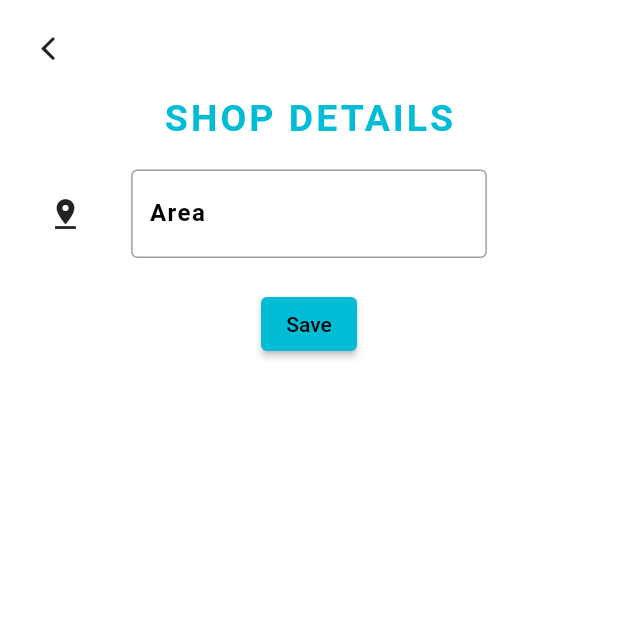
After one commit to shk512/StockManagement-Flutter, a Flutter app: the Area screen opened by its route, after a tap on "Area", on a phone screen of 412 x 824 dp, the top half of it. The commit adds this screen. Run offline on Flutter 3.47's test engine with Material 2 defaults, Android fonts, the phone set to English and light mode, and no system bars; our stand-ins replace cloud_firestore, email_validator, firebase_auth, firebase_core, shared_preferences; accounts and stored records are empty.

Commit message:
23-03-2023

```diff
--- a/lib/Models/area_model.dart
+++ b/lib/Models/area_model.dart
@@ -2,22 +2,26 @@ import 'package:cloud_firestore/cloud_firestore.dart';
 
 class AreaModel{
   static String areaId="";
+  static String companyId="";
   static String userId="";
   static String areaName="";
 
-  AreaModel(String area,String user,String name){
+  AreaModel(String company,String area,String user,String name){
+    companyId=company;
     areaId=area;
     userId=user;
     areaName=name;
   }
    Map<String,dynamic> toJson(){
     return {
+      "companyId":companyId,
       "areaId":areaId,
       "areaName":areaName,
       "userId":userId,
     };
    }
    static fromJson(DocumentSnapshot snapshot){
+    companyId=snapshot["companyId"];
     userId=snapshot["userId"];
     areaName=snapshot["areaName"];
     areaId=snapshot["areaId"];
--- /dev/null
+++ b/lib/Screens/Area/add_area.dart
@@ -0,0 +1,79 @@
+import 'package:flutter/cupertino.dart';
+import 'package:flutter/material.dart';
+import 'package:stock_management/Models/area_model.dart';
+import 'package:stock_management/Models/company_model.dart';
+import 'package:stock_management/Services/DB/area_db.dart';
+import 'package:stock_management/Widgets/text_field.dart';
+import 'package:stock_management/utils/snackBar.dart';
+
+class AddArea extends StatefulWidget {
+  const AddArea({Key? key}) : super(key: key);
+
+  @override
+  State<AddArea> createState() => _AddAreaState();
+}
+
+class _AddAreaState extends State<AddArea> {
+  final formKey=GlobalKey<FormState>();
+  TextEditingController areaCtrl=TextEditingController();
+  bool isLoading=false;
+
+  @override
+  Widget build(BuildContext context) {
+    return Scaffold(
+      body: isLoading
+          ? const Center(child: CircularProgressIndicator(),)
+          :SingleChildScrollView(
+        child: Padding(
+          padding: const EdgeInsets.symmetric(horizontal: 20,vertical: 20),
+          child: Form(
+            key: formKey,
+            child: Column(
+              mainAxisAlignment: MainAxisAlignment.center,
+              crossAxisAlignment: CrossAxisAlignment.center,
+              children: [
+                const Align(
+                  alignment: AlignmentDirectional.topStart,
+                  child: Icon(CupertinoIcons.back),
+                ),
+                const SizedBox(height: 20,),
+                const Text("SHOP DETAILS",style: TextStyle(color: Colors.cyan,letterSpacing: 2,fontSize: 25,fontWeight: FontWeight.bold),),
+                const SizedBox(height: 20,),
+                TxtField(labelTxt: "Area", hintTxt: "Area name...", ctrl: areaCtrl, icon: const Icon(Icons.pin_drop)),
+                const SizedBox(height: 20,),
+                ElevatedButton(
+                      onPressed: (){
+                        save();
+                      },
+                      child: const Text("Save")
+                ),
+              ],
+            ),
+          ),
+        ),
+      ),
+    );
+  }
+  save() async{
+    if(formKey.currentState!.validate()){
+      setState(() {
+        isLoading=true;
+      });
+      String areaId=DateTime.now().microsecondsSinceEpoch.toString();
+      await AreaDB(id: areaId).saveArea(AreaModel(Company.companyId, areaId, "", areaCtrl.text).toJson()).then((value){
+        if(value!){
+          setState(() {
+            isLoading=false;
+          });
+          showSnackbar(context, Colors.cyan, "Saved Successfully");
+          Navigator.pop(context);
+        }else{
+          setState(() {
+            isLoading=false;
+          });
+          showSnackbar(context, Colors.red, "Oops! Error");
+        }
+      });
+    }
+  }
+}
--- a/lib/Screens/Area/area.dart
+++ b/lib/Screens/Area/area.dart
@@ -1,6 +1,7 @@
 import 'package:flutter/cupertino.dart';
 import 'package:flutter/material.dart';
 import 'package:stock_management/Models/area_model.dart';
+import 'package:stock_management/Models/company_model.dart';
 import 'package:stock_management/Services/DB/area_db.dart';
 import 'package:stock_management/utils/snackBar.dart';
 
@@ -40,15 +41,46 @@ class _AreaState extends State<Area> {
         title: const Text("Area",style: TextStyle(color: Colors.white),),
         centerTitle: true,
       ),
+      floatingActionButton: FloatingActionButton.extended(
+          onPressed: (){
+            Navigator.pushNamed(context, Routes.addArea );
+          },
+          icon: const Icon(Icons.add,color: Colors.white,),
+          label: const Text("Area",style: TextStyle(color: Colors.white,fontWeight: FontWeight.bold),)
+      ),
       body: StreamBuilder(
         stream: area,
         builder: (context,AsyncSnapshot snapshot){
+          if(snapshot.connectionState==ConnectionState.waiting){
+            return const Center(child: CircularProgressIndicator(),);
+          }
+          if(snapshot.hasError){
+            return const Center(child: Text("error"),);
+          }
+          if(!snapshot.hasData){
+            return const Center(child: Text("No Data Found"),);
+          }else{
           return ListView.builder(
               itemCount: snapshot.data.docs.length,
               itemBuilder: (context,index){
+                if(Company.companyId==snapshot.data.docs[index]["companyId"])
+                {
+                  if(UserModel.role.toUpperCase()!="Admin".toUpperCase()){
+                    if(UserModel.userId==snapshot.data.docs[index]["userId"]) {
                       return ListTile(
                         onTap: (){
-                    setAreaModel(snapshot.data.docs[index]["areaId"],snapshot.data.docs[index]["areaName"],snapshot.data.docs[index]["userId"]);
+                          AreaModel(snapshot.data.docs[index]["areaId"],snapshot.data.docs[index]["areaId"],snapshot.data.docs[index]["userId"],snapshot.data.docs[index]["areaName"]);
+                          Navigator.pushNamed(context, Routes.shop);
+                        },
+                        title: Text("${snapshot.data.docs[index]["areaName"]}"),
+                      );
+                    }else{
+                      return const SizedBox();
+                    }
+                  }else{
+                    return ListTile(
+                      onTap: (){
+                        AreaModel(snapshot.data.docs[index]["areaId"],snapshot.data.docs[index]["areaId"],snapshot.data.docs[index]["userId"],snapshot.data.docs[index]["areaName"]);
                         Navigator.pushNamed(context, Routes.shop);
                       },
                       title: Text("${snapshot.data.docs[index]["areaName"]}"),
@@ -69,13 +101,15 @@ class _AreaState extends State<Area> {
                           child: const Icon(Icons.delete,color: Colors.red,))
                           :const SizedBox(),
                     );
+                  }
+                }else{
+                  return const Center(child: Text("No Area Found"),);
+                }
               });
+          }
         },
       ),
     );
-  }
-  setAreaModel(String areaId,String areaName,String userId){
-    AreaModel(areaId, userId, areaName);
   }
   deleteArea(String areaId)async{
    await AreaDB(id: areaId).deleteArea().then((value){
--- a/lib/Screens/Dashboard/dashboard.dart
+++ b/lib/Screens/Dashboard/dashboard.dart
@@ -69,7 +69,7 @@ class _DashboardState extends State<Dashboard> {
               const SizedBox(height: 10,),
               displayFunction(Colors.lime, "Shop", Icons.storefront, Routes.shop),
               const SizedBox(height: 10,),
-              displayFunction(Colors.teal, "Area", Icons.pin_drop, Routes.shop),
+              displayFunction(Colors.teal, "Area", Icons.pin_drop, Routes.area),
               const SizedBox(height: 10,),
               displayFunction(Colors.blueGrey, "Accounts", Icons.account_balance_sharp, Routes.accounts),
             ],
--- a/lib/Screens/Shop/shop.dart
+++ b/lib/Screens/Shop/shop.dart
@@ -3,7 +3,6 @@ import 'package:flutter/material.dart';
 import 'package:stock_management/Models/area_model.dart';
 import 'package:stock_management/Models/user_model.dart';
 import 'package:stock_management/Services/DB/shop_db.dart';
-
 import '../../utils/routes.dart';
 
 class Shop extends StatefulWidget {
@@ -37,8 +36,15 @@ class _ShopState extends State<Shop> {
           },
           child: const Icon(CupertinoIcons.back,color: Colors.white,),
         ),
-        title: const Text("Area",style: TextStyle(color: Colors.white),),
+        title: const Text("Shop",style: TextStyle(color: Colors.white),),
         centerTitle: true,
+      ),
+      floatingActionButton: FloatingActionButton.extended(
+          onPressed: (){
+            Navigator.pushNamed(context, Routes.addShop);
+          },
+          icon: const Icon(Icons.add,color: Colors.white,),
+          label: const Text("Shop",style: TextStyle(color: Colors.white,fontWeight: FontWeight.bold),)
       ),
       body: StreamBuilder(
         stream: shops,
--- a/lib/Services/DB/area_db.dart
+++ b/lib/Services/DB/area_db.dart
@@ -9,7 +9,7 @@ class AreaDB{
   final areaCollection=FirebaseFirestore.instance.collection("area");
 
   //save Area
-  Future saveArea(Map<String,dynamic> mapData)async{
+  Future<bool?> saveArea(Map<String,dynamic> mapData)async{
     await areaCollection.doc(id).set(mapData);
     return true;
   }
--- a/lib/main.dart
+++ b/lib/main.dart
@@ -1,7 +1,9 @@
 import 'package:firebase_core/firebase_core.dart';
 import 'package:flutter/material.dart';
 import 'package:stock_management/Models/area_model.dart';
+import 'package:stock_management/Screens/Area/add_area.dart';
 import 'package:stock_management/Screens/Order/order_form.dart';
+import 'package:stock_management/Screens/Shop/add_shop.dart';
 import 'package:stock_management/Screens/register_login/login.dart';
 import 'package:stock_management/Screens/register_login/new_company.dart';
 import 'package:stock_management/Screens/splash.dart';
@@ -41,11 +43,13 @@ class MyApp extends StatelessWidget {
       initialRoute: Routes.splash,
       routes: {
         Routes.area:(context)=>const Area(),
+        Routes.addArea:(context)=>const AddArea(),
         Routes.newCompany:(context)=>const NewCompany(),
         Routes.orderForm:(context)=>const OrderForm(),
         Routes.splash:(context) => const SplashScreen(),
         Routes.login:(context)=>const Login(),
         Routes.shop:(context)=>const Shop(),
+        Routes.addShop:(context)=>const AddShop(),
         Routes.dashboard: (context) => const Dashboard(),
         Routes.accounts: (context) => const Accounts(),
         Routes.epmloyee: (context) => const Employee(),
--- a/lib/utils/routes.dart
+++ b/lib/utils/routes.dart
@@ -3,13 +3,15 @@ class Routes{
   static const login="/login";
   static const stock="/stock";
   static const shop="/shop";
+  static const addShop="/addShop";
   static const area="area";
+  static const addArea="/addArea";
   static const dashboard="/dashboard";
   static const order="/order";
+  static const orderForm="/orderForm";
   static const epmloyee="/employee";
   static const product="/product";
   static const accounts="/accounts";
   static const profile="/profile";
   static const newCompany="/newCompany";
-  static const orderForm="/orderForm";
 }
```
Also changed, not shown: lib/Screens/Shop/add_shop.dart (added, +15 -0 lines), lib/Screens/Stock/stock.dart (+14 -1 lines). Lines whose indentation alone changed are shown as unchanged.
